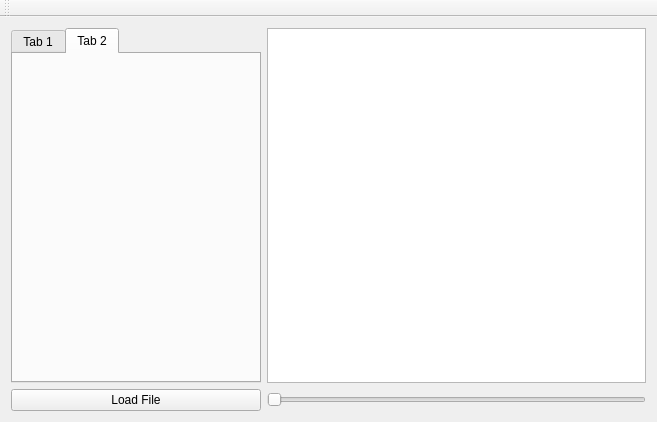
First picture: the form in vizRenderQt/mainwindow.ui, repository tmaxthomas/MemVis, before the edit.
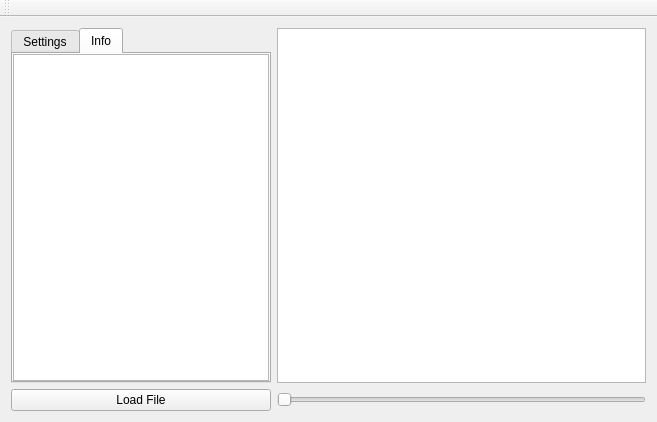
Second picture: the form after the edit. The open tabs and pages were chosen to show the change.

Patch:
```diff
--- a/vizRenderQt/mainwindow.ui
+++ b/vizRenderQt/mainwindow.ui
@@ -76,7 +76,7 @@
       </property>
       <widget class="QWidget" name="tab">
        <attribute name="title">
-        <string>Tab 1</string>
+        <string>Settings</string>
        </attribute>
        <layout class="QFormLayout" name="formLayout">
         <item row="0" column="0">
@@ -135,8 +135,25 @@
       </widget>
       <widget class="QWidget" name="tab_2">
        <attribute name="title">
-        <string>Tab 2</string>
+        <string>Info</string>
        </attribute>
+       <layout class="QGridLayout" name="gridLayout">
+        <property name="leftMargin">
+         <number>0</number>
+        </property>
+        <property name="topMargin">
+         <number>0</number>
+        </property>
+        <property name="rightMargin">
+         <number>0</number>
+        </property>
+        <property name="bottomMargin">
+         <number>0</number>
+        </property>
+        <item row="0" column="0">
+         <widget class="QTextBrowser" name="textBrowser"/>
+        </item>
+       </layout>
       </widget>
      </widget>
     </item>
```
